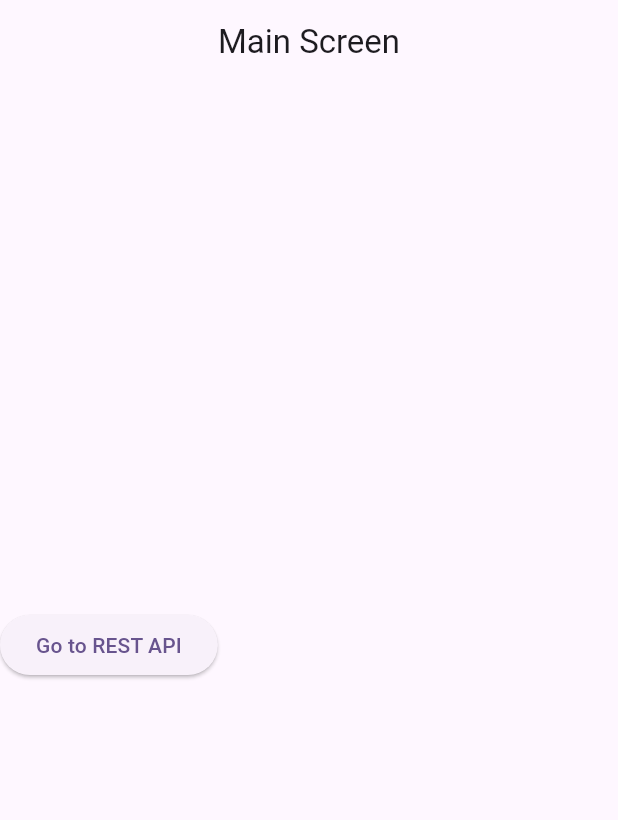
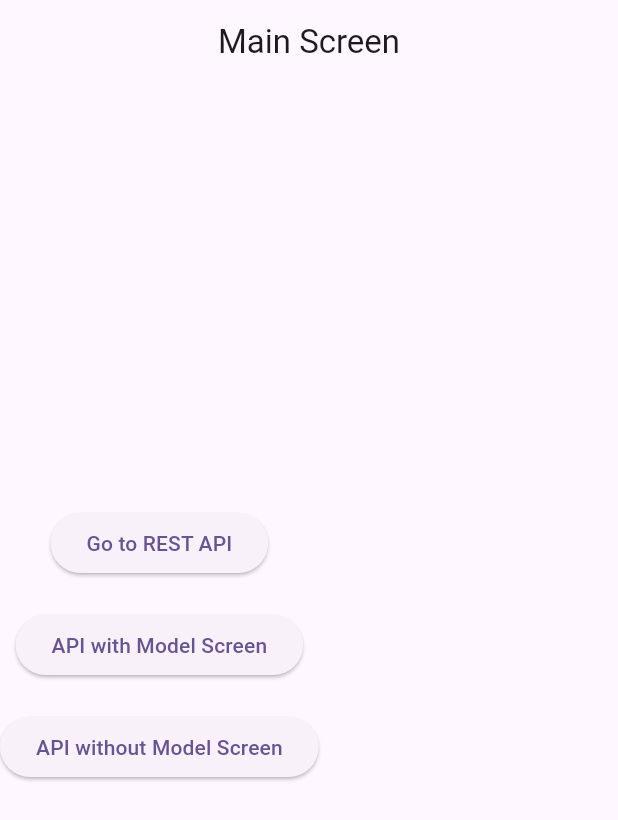
Before and after one commit to AsmiAd/Learn_API, a Flutter app: the screen it shows after launch, on a phone screen of 412 x 824 dp. Shown: the top 820 px of the screen. Run offline on Flutter 3.47's test engine with Material 3 defaults, Android fonts, the phone set to English and light mode, and no system bars.

Commit message:
Add screens for API data fetching with and without model

```diff
--- a/lib/main.dart
+++ b/lib/main.dart
@@ -1,6 +1,8 @@
 import 'package:flutter/material.dart';
 import 'package:learn_api/main_screen.dart';
 import 'package:learn_api/views/home_page.dart';
+import 'package:learn_api/views/screen_with_model.dart';
+import 'package:learn_api/views/screen_without_model.dart';
 
 void main() {
   runApp(const MyApp());
@@ -21,8 +23,8 @@ class MyApp extends StatelessWidget {
       routes: {
         '/': (context) => const Mainscreen(),
         '/home': (context) => const HomePage(),
-        // '/profile2': (context) => const SecondProfileScreen(),
-        // '/login': (context) => const LoginScreen (),
+        '/withModel': (context) => const ScreenWithModel(),
+        '/withoutModel': (context) => const ScreenWithoutModel (),
         // '/register': (context) => const RegistrationScreen(),
         // '/commerce': (context) => const HomeNavigation(),
         // '/counter': (context) => const CounterApp(),
--- a/lib/main_screen.dart
+++ b/lib/main_screen.dart
@@ -22,22 +22,22 @@ class Mainscreen extends StatelessWidget {
           ),
 
           SizedBox(height: 20),
-          // ElevatedButton(
-          //   onPressed: () {
-          //     Navigator.pushNamed(context, '/profile2');
-          //   },
-          //   child: const Text('Go to Profile Screen 2'),
-          // ),
+          ElevatedButton(
+            onPressed: () {
+              Navigator.pushNamed(context, '/withModel');
+            },
+            child: const Text('API with Model Screen'),
+          ),
 
-          // SizedBox(height: 20),
-          // ElevatedButton(
-          //   onPressed: () {
-          //     Navigator.pushNamed(context, '/login');
-          //   },
-          //   child: const Text('Go to Login Screen'),
-          // ),
+          SizedBox(height: 20),
+          ElevatedButton(
+            onPressed: () {
+              Navigator.pushNamed(context, '/withoutModel');
+            },
+            child: const Text('API without Model Screen'),
+          ),
 
-          // SizedBox(height: 20),
+          SizedBox(height: 20),
           // ElevatedButton(
           //   onPressed: () {
           //     Navigator.pushNamed(context, '/register');
```
Also changed, not shown: lib/services/api_service.dart (+16 -0 lines), lib/views/screen_without_model.dart (added, +61 -0 lines).
